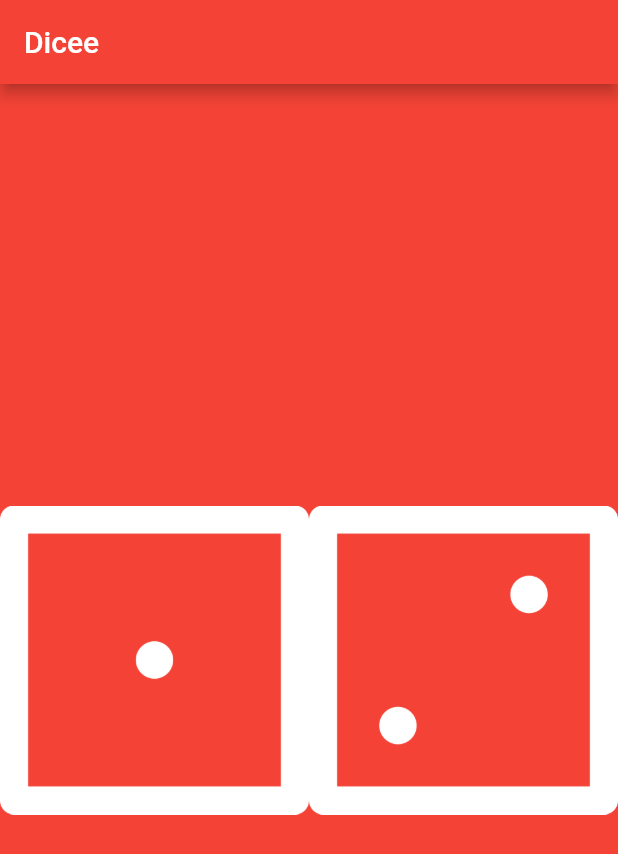
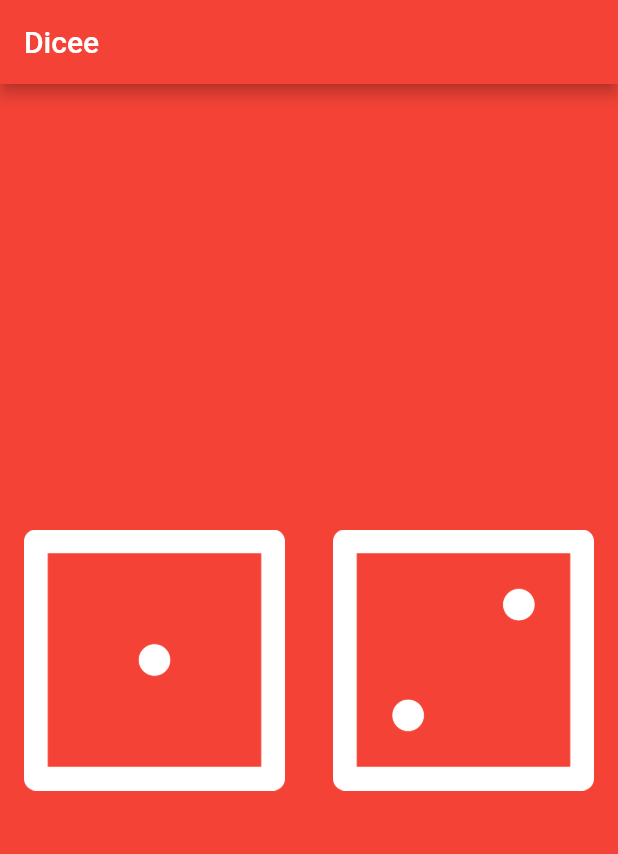
Before and after one commit to thomas-e-cowern/Flutter, a Flutter app: the screen it shows after launch, on a phone screen of 412 x 824 dp. Shown: the top 854 px of the screen. Run offline on Flutter 3.47's test engine with Material 2 defaults, Android fonts, the light colour scheme and no system bars.

Commit message:
added padding to dice images

```diff
--- a/Dicee/dicee-flutter-master/lib/main.dart
+++ b/Dicee/dicee-flutter-master/lib/main.dart
@@ -22,10 +22,16 @@ class DicePage extends StatelessWidget {
       child: Row(
         children: [
           Expanded(
-            child: Image.asset('images/dice1.png')
+            child: Padding(
+              padding: const EdgeInsets.all(16.0),
+              child: Image.asset('images/dice1.png'),
+            )
           ),
           Expanded(
-            child: Image.asset('images/dice2.png')
+            child: Padding(
+              padding: const EdgeInsets.all(16.0),
+              child: Image.asset('images/dice2.png'),
+            )
           )
         ],
       ),
```
